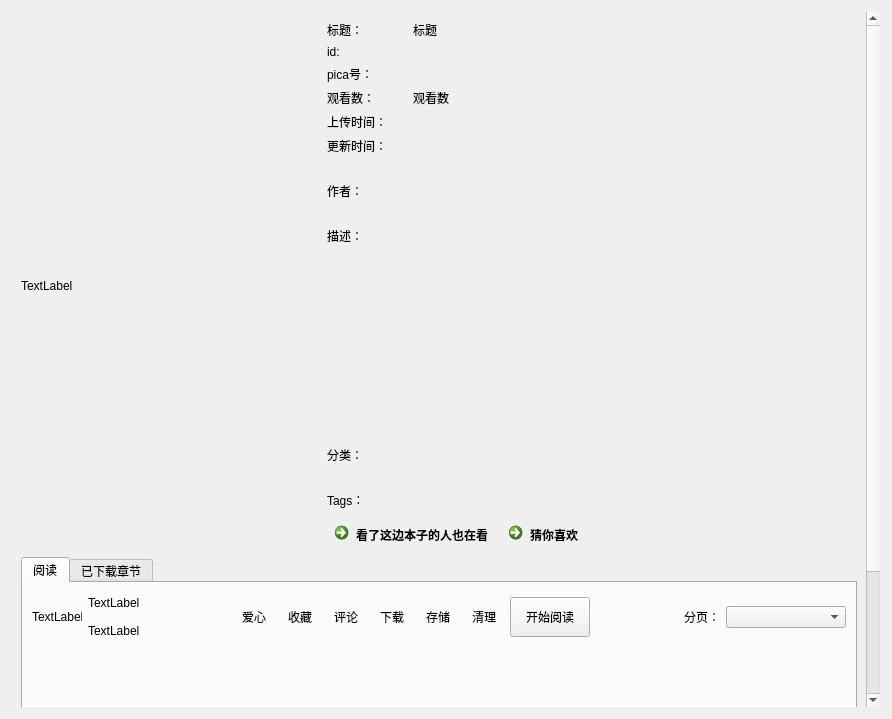
Before: the Qt Designer form ui/ui_book_info.ui in A-Archives-and-Forks/picacg-qt, drawn with Qt 5.
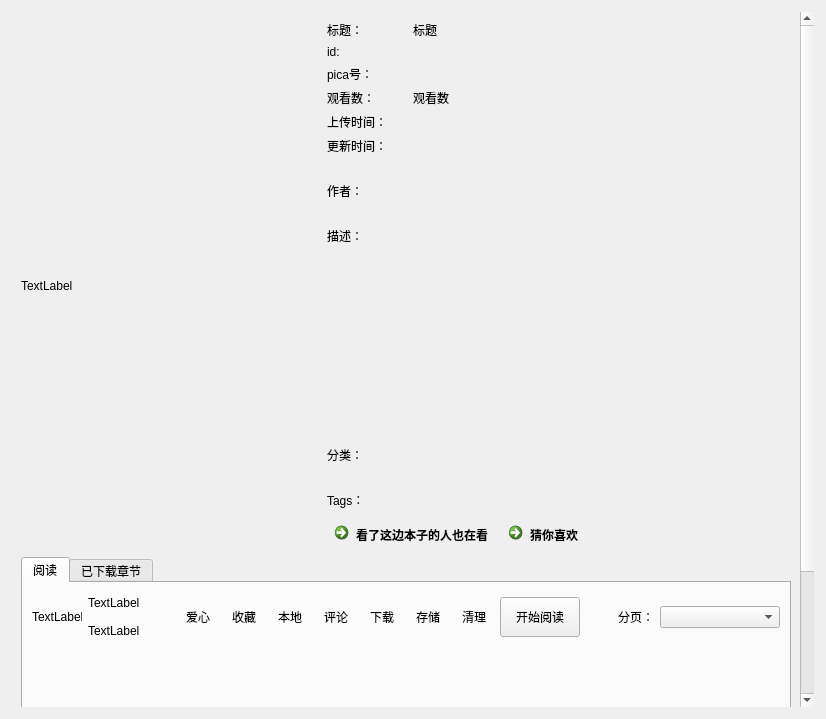
After: the same form once the commit is applied. Icons and pictures are not drawn. Custom widgets are drawn as their Qt base class.

Commit message: 新增本地收藏

Patch:
```diff
--- a/ui/ui_book_info.ui
+++ b/ui/ui_book_info.ui
@@ -6,7 +6,7 @@
    <rect>
     <x>0</x>
     <y>0</y>
-    <width>892</width>
+    <width>826</width>
     <height>719</height>
    </rect>
   </property>
@@ -54,8 +54,8 @@
       <property name="geometry">
        <rect>
         <x>0</x>
-        <y>-134</y>
-        <width>855</width>
+        <y>0</y>
+        <width>789</width>
         <height>876</height>
        </rect>
       </property>
@@ -592,6 +592,32 @@
                    </property>
                   </widget>
                  </item>
+                 <item>
+                  <widget class="QToolButton" name="localButton">
+                   <property name="minimumSize">
+                    <size>
+                     <width>40</width>
+                     <height>40</height>
+                    </size>
+                   </property>
+                   <property name="text">
+                    <string>本地</string>
+                   </property>
+                   <property name="icon">
+                    <iconset resource="../res/images.qrc">
+                     <normaloff>:/png/icon/icon_like_off.png</normaloff>:/png/icon/icon_like_off.png</iconset>
+                   </property>
+                   <property name="iconSize">
+                    <size>
+                     <width>50</width>
+                     <height>50</height>
+                    </size>
+                   </property>
+                   <property name="toolButtonStyle">
+                    <enum>Qt::ToolButtonTextBesideIcon</enum>
+                   </property>
+                  </widget>
+                 </item>
                  <item>
                   <widget class="IconToolButton" name="commentButton">
                    <property name="minimumSize">
```
Left out of the diff: 1 changed line with no effect on the pictures. The commit also changes 28 other files.
